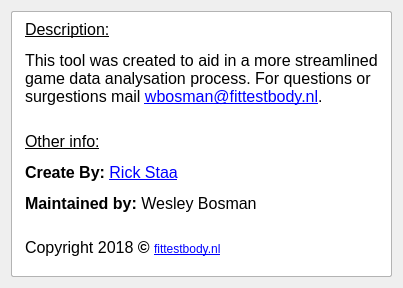
The window that qt/about.ui (rickstaa/CCDAT) describes before a commit, drawn with Qt 5.
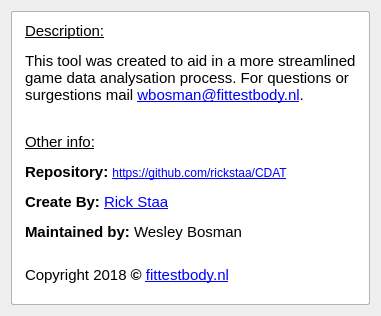
The same window after the commit.

Commit message: feature: added data writer to GUI

```diff
--- a/qt/about.ui
+++ b/qt/about.ui
@@ -6,8 +6,8 @@
    <rect>
     <x>0</x>
     <y>0</y>
-    <width>400</width>
-    <height>288</height>
+    <width>378</width>
+    <height>316</height>
    </rect>
   </property>
   <property name="sizePolicy">
@@ -37,7 +37,7 @@
       <number>1</number>
      </property>
      <property name="text">
-      <string>&lt;html&gt;&lt;head/&gt;&lt;body&gt;&lt;p&gt;&lt;span style=&quot; font-size:12pt; text-decoration: underline;&quot;&gt;Description:&lt;/span&gt;&lt;/p&gt;&lt;p&gt;&lt;span style=&quot; font-size:12pt;&quot;&gt;This tool was created to aid in a more streamlined &lt;br/&gt;game data analysation process. For questions or&lt;br/&gt;surgestions mail &lt;/span&gt;&lt;a href=&quot;mail:wbosman@fittestbody.nl&quot;&gt;&lt;span style=&quot; font-size:12pt; text-decoration: underline; color:#0000ff;&quot;&gt;wbosman@fittestbody.nl&lt;/span&gt;&lt;/a&gt;&lt;span style=&quot; font-size:12pt;&quot;&gt;.&lt;/span&gt;&lt;/p&gt;&lt;p&gt;&lt;br/&gt;&lt;span style=&quot; font-size:12pt; text-decoration: underline;&quot;&gt;Other info:&lt;/span&gt;&lt;/p&gt;&lt;p&gt;&lt;span style=&quot; font-size:12pt; font-weight:600;&quot;&gt;Create By: &lt;/span&gt;&lt;a href=&quot;https://github.com/rickstaa&quot;&gt;&lt;span style=&quot; font-size:12pt; text-decoration: underline; color:#0000ff;&quot;&gt;Rick Staa&lt;/span&gt;&lt;/a&gt;&lt;/p&gt;&lt;p&gt;&lt;span style=&quot; font-size:12pt; font-weight:600;&quot;&gt;Maintained by: &lt;/span&gt;&lt;span style=&quot; font-size:12pt;&quot;&gt;Wesley Bosman&lt;/span&gt;&lt;br/&gt;&lt;/p&gt;&lt;p&gt;&lt;span style=&quot; font-size:12pt;&quot;&gt;Copyright 2018 &lt;/span&gt;&lt;span style=&quot; font-size:12pt; font-weight:600;&quot;&gt;© &lt;/span&gt;&lt;a href=&quot;http://www.fittestbody.nl&quot;&gt;&lt;span style=&quot; text-decoration: underline; color:#0000ff;&quot;&gt;fittestbody.nl&lt;/span&gt;&lt;/a&gt;&lt;/p&gt;&lt;/body&gt;&lt;/html&gt;</string>
+      <string>&lt;html&gt;&lt;head/&gt;&lt;body&gt;&lt;p&gt;&lt;span style=&quot; font-size:11pt; text-decoration: underline;&quot;&gt;Description:&lt;/span&gt;&lt;/p&gt;&lt;p&gt;&lt;span style=&quot; font-size:11pt;&quot;&gt;This tool was created to aid in a more streamlined &lt;br/&gt;game data analysation process. For questions or&lt;br/&gt;surgestions mail &lt;/span&gt;&lt;a href=&quot;mail:wbosman@fittestbody.nl&quot;&gt;&lt;span style=&quot; font-size:11pt; text-decoration: underline; color:#0000ff;&quot;&gt;wbosman@fittestbody.nl&lt;/span&gt;&lt;/a&gt;&lt;span style=&quot; font-size:11pt;&quot;&gt;.&lt;/span&gt;&lt;/p&gt;&lt;p&gt;&lt;span style=&quot; font-size:11pt;&quot;&gt;&lt;br/&gt;&lt;/span&gt;&lt;span style=&quot; font-size:11pt; text-decoration: underline;&quot;&gt;Other info:&lt;/span&gt;&lt;/p&gt;&lt;p&gt;&lt;span style=&quot; font-size:11pt; font-weight:600;&quot;&gt;Repository: &lt;/span&gt;&lt;a href=&quot;https://github.com/rickstaa/CDAT&quot;&gt;&lt;span style=&quot; text-decoration: underline; color:#0000ff;&quot;&gt;https://github.com/rickstaa/CDAT&lt;/span&gt;&lt;/a&gt;&lt;/p&gt;&lt;p&gt;&lt;span style=&quot; font-size:11pt; font-weight:600;&quot;&gt;Create By: &lt;/span&gt;&lt;a href=&quot;https://github.com/rickstaa&quot;&gt;&lt;span style=&quot; font-size:11pt; text-decoration: underline; color:#0000ff;&quot;&gt;Rick Staa&lt;/span&gt;&lt;/a&gt;&lt;/p&gt;&lt;p&gt;&lt;span style=&quot; font-size:11pt; font-weight:600;&quot;&gt;Maintained by: &lt;/span&gt;&lt;span style=&quot; font-size:11pt;&quot;&gt;Wesley Bosman&lt;br/&gt;&lt;/span&gt;&lt;/p&gt;&lt;p&gt;&lt;span style=&quot; font-size:11pt;&quot;&gt;Copyright 2018 &lt;/span&gt;&lt;span style=&quot; font-size:11pt; font-weight:600;&quot;&gt;© &lt;/span&gt;&lt;a href=&quot;http://www.fittestbody.nl&quot;&gt;&lt;span style=&quot; font-size:11pt; text-decoration: underline; color:#0000ff;&quot;&gt;fittestbody.nl&lt;/span&gt;&lt;/a&gt;&lt;/p&gt;&lt;/body&gt;&lt;/html&gt;</string>
      </property>
     </widget>
    </item>
```
The commit also changes 19 other files.
